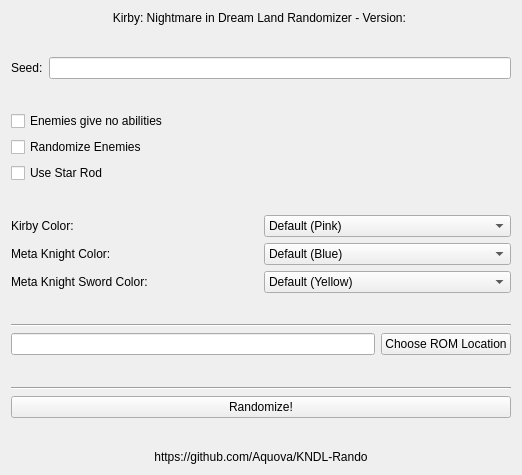
First picture: the form in src/mainwindow.ui, repository aquova/KNDL-Rando, before the edit.
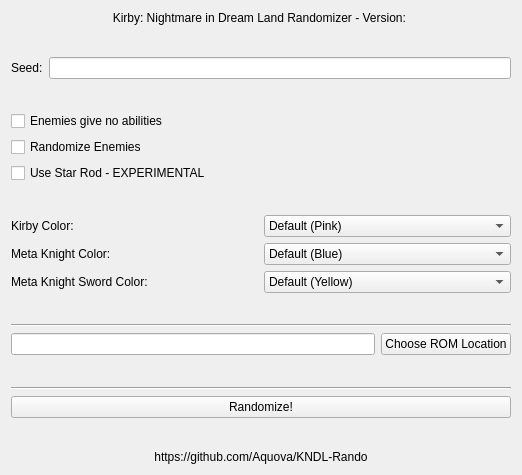
Second picture: the form after the edit. Icons and pictures are not drawn.

What changed in the file:
```diff
--- a/src/mainwindow.ui
+++ b/src/mainwindow.ui
@@ -431,7 +431,7 @@
     <item row="6" column="0">
      <widget class="QCheckBox" name="starRodCheck">
       <property name="text">
-       <string>Use Star Rod</string>
+       <string>Use Star Rod - EXPERIMENTAL</string>
       </property>
      </widget>
     </item>
```
Left out of the diff: 5 changed lines with no effect on the pictures.
